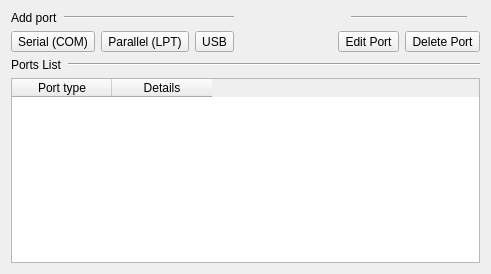
This is src/Ports_Tab_Widget.ui in tobimensch/aqemu as Qt 5 draws it before an edit. The edited form follows.
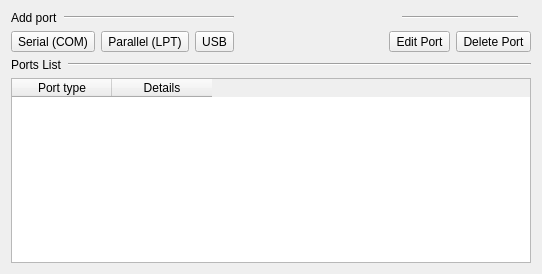
This is the edited form. Icons and pictures are not drawn.

The edit to the form file:
```diff
--- a/src/Ports_Tab_Widget.ui
+++ b/src/Ports_Tab_Widget.ui
@@ -7,7 +7,7 @@
    <rect>
     <x>0</x>
     <y>0</y>
-    <width>491</width>
+    <width>542</width>
     <height>274</height>
    </rect>
   </property>
```
Left out of the diff: 12 changed lines with no effect on the pictures.
